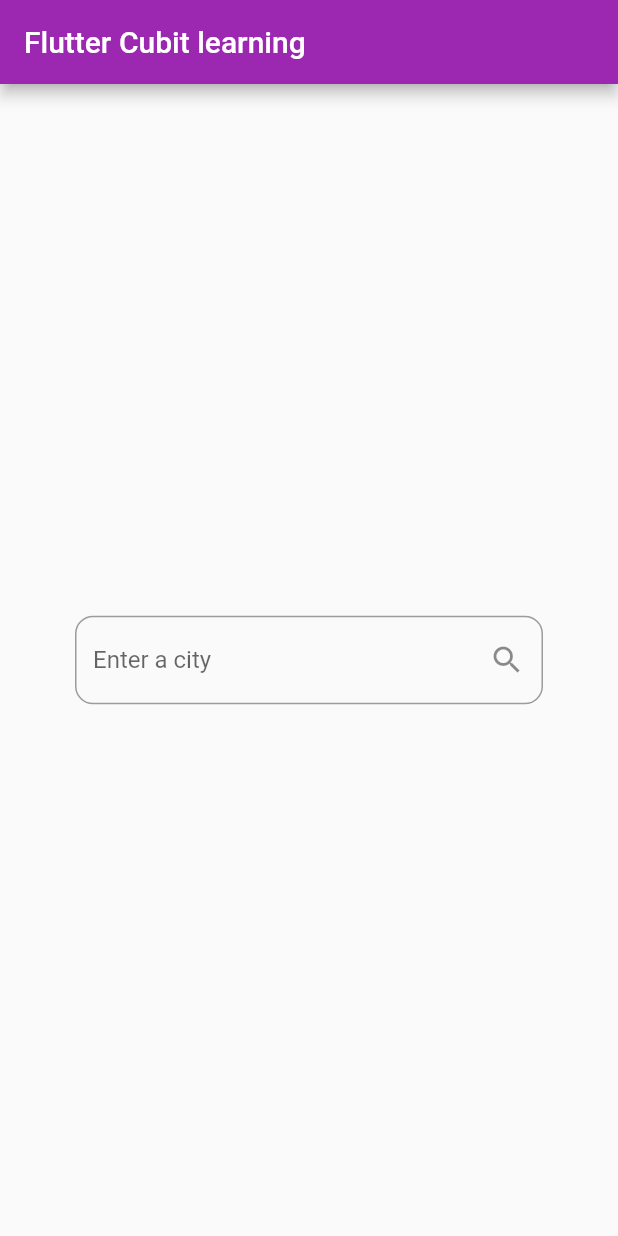
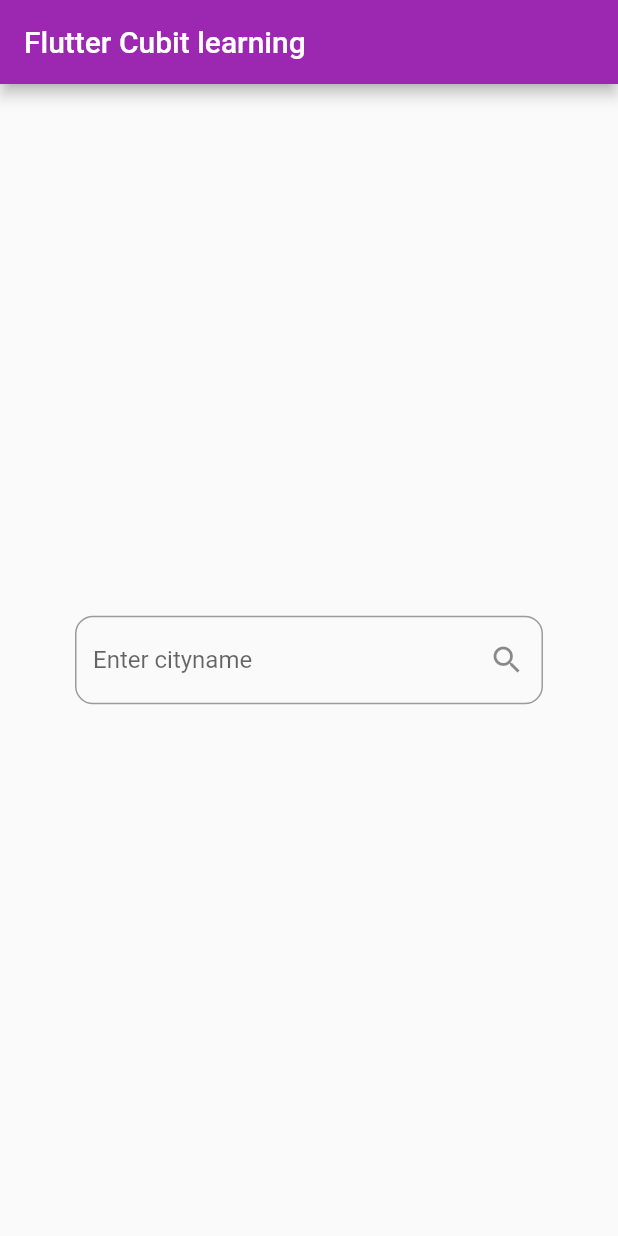
Before and after one commit to yukwok/Cubic-learning, a Flutter app: the screen it shows after launch, on a phone screen of 412 x 824 dp. Run offline on Flutter 3.47's test engine with Material 2 defaults, Android fonts, the phone set to English and light mode, and no system bars; our stand-ins replace bloc, flutter_bloc.

Commit message:
dummy comments

```diff
--- a/lib/main.dart
+++ b/lib/main.dart
@@ -29,15 +29,21 @@ class MyApp extends StatelessWidget {
   }
 }
 
-class HomePage extends StatelessWidget {
+class HomePage extends StatefulWidget {
   final String title;
 
   HomePage(this.title);
+
+  @override
+  _HomePageState createState() => _HomePageState();
+}
+
+class _HomePageState extends State<HomePage> {
   @override
   Widget build(BuildContext context) {
     return Scaffold(
       appBar: AppBar(
-        title: Text(title),
+        title: Text(widget.title),
       ),
       body: BlocConsumer<WeatherCubit, WeatherState>(
         listener: (context, state) {
@@ -47,7 +53,7 @@ class HomePage extends StatelessWidget {
           if (state is WeatherInitial) {
             return buildInitialPage();
           } else if (state is WeatherLoading) {
-            return Text('Loading');
+            return Center(child: Text('Loading...'));
           } else if (state is WeatherLoaded) {
             return Text('Loaded');
           }
@@ -60,8 +66,6 @@ class HomePage extends StatelessWidget {
     );
   }
 
-  //
-
   Widget buildInitialPage() {
     return Center(
       child: InputCityField(),
@@ -72,13 +76,18 @@ class HomePage extends StatelessWidget {
 class InputCityField extends StatelessWidget {
   @override
   Widget build(BuildContext context) {
+    final bloc = BlocProvider.of<WeatherCubit>(context);
+
     return Padding(
       padding: const EdgeInsets.symmetric(horizontal: 50),
       child: TextField(
-        // onSubmitted: (value) => submitCityName(context, value),
+        onChanged: (value) {},
+        onSubmitted: (value) {
+          bloc.getWeather();
+        },
         textInputAction: TextInputAction.search,
         decoration: InputDecoration(
-          hintText: "Enter a city",
+          hintText: "Enter cityname",
           border: OutlineInputBorder(borderRadius: BorderRadius.circular(12)),
           suffixIcon: Icon(Icons.search),
         ),
```
Also changed, not shown: pubspec.lock, pubspec.yaml (line endings or trailing spaces).
